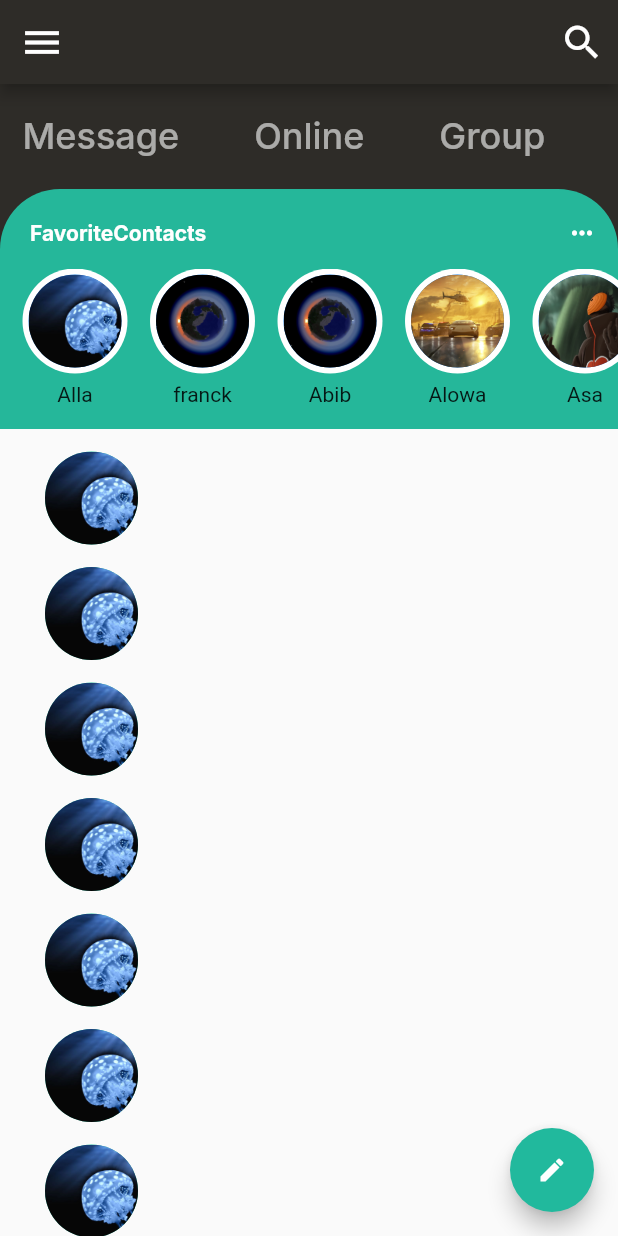
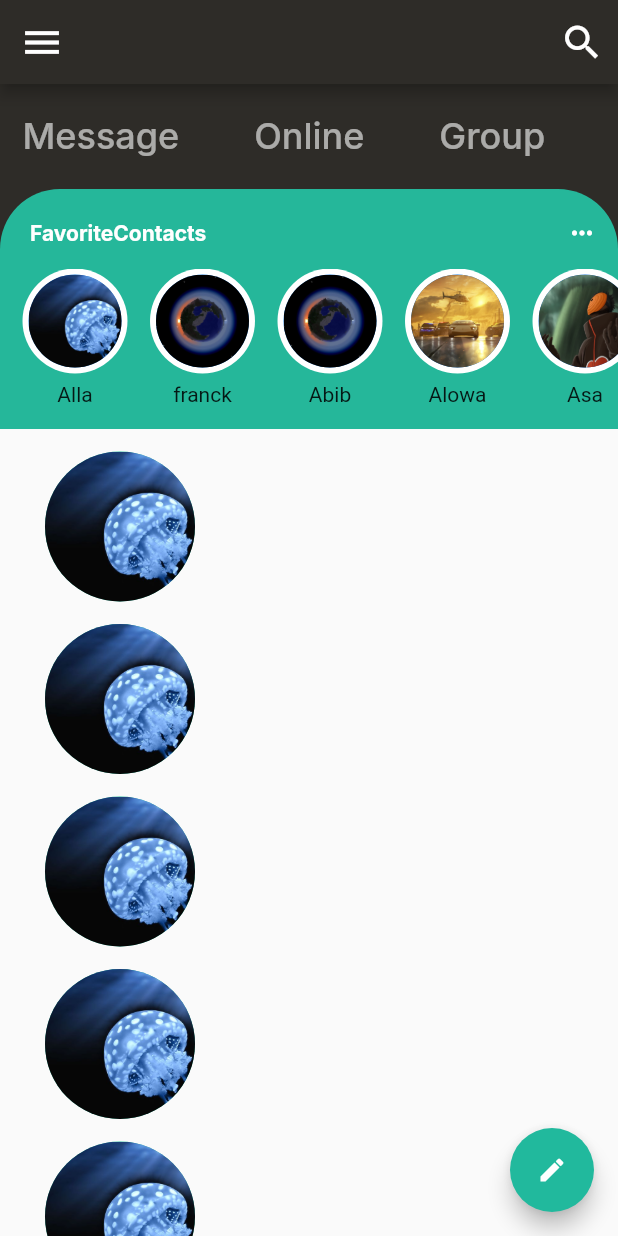
Before and after one commit to Fidele217/whatsapp, a Flutter app: the screen it shows after launch, on a phone screen of 412 x 824 dp. Run offline on Flutter 3.47's test engine with Material 2 defaults, Android fonts, the phone set to English and light mode, and no system bars; our stand-ins replace google_fonts.

Commit message:
second commit

```diff
--- a/lib/Ecran.dart
+++ b/lib/Ecran.dart
@@ -235,8 +235,8 @@ class MessageSection extends StatelessWidget {
                 child: Row(
                     children: [
                       Container(
-                        width: 62,
-                        height: 62,
+                        width: 100,
+                        height: 100,
                         decoration: BoxDecoration(
                           color:const Color.fromRGBO(37, 183, 154, 1),
                           shape: BoxShape.circle,
```
